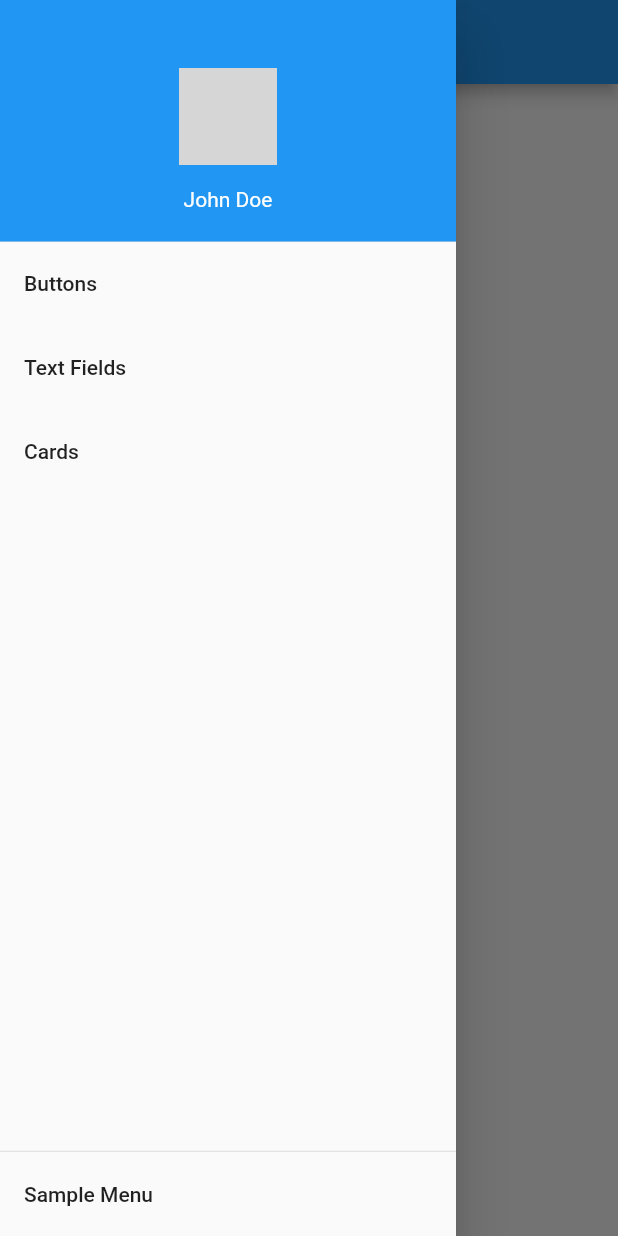
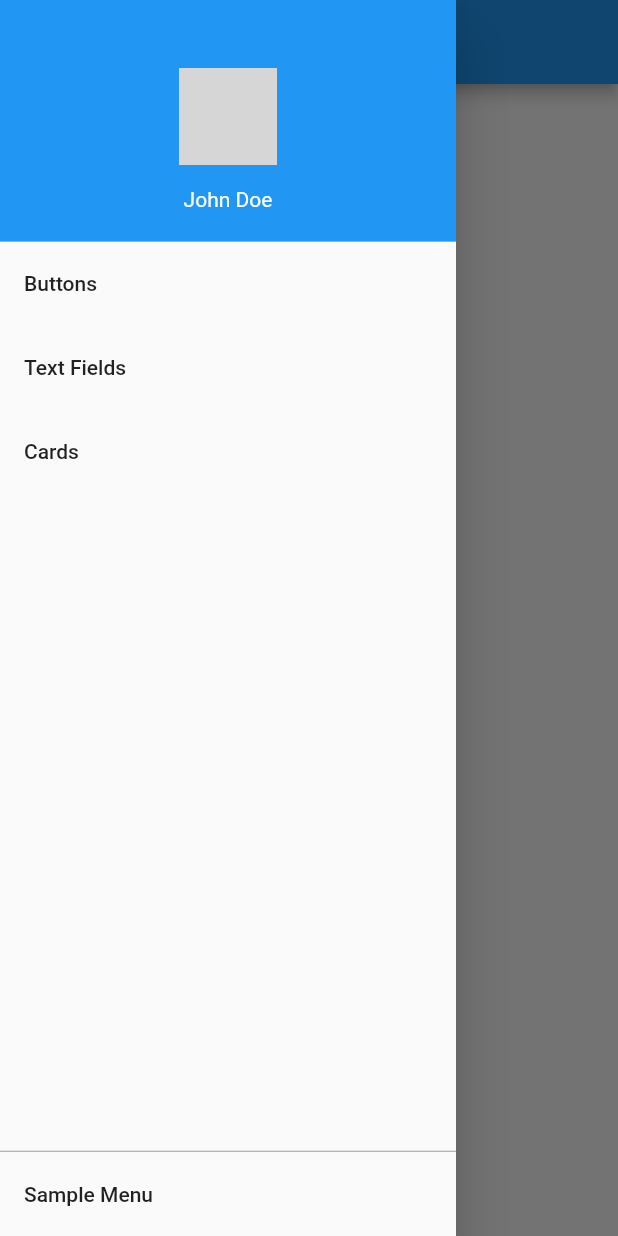
Before and after one commit to thebreweryapp/flutter-widgets, a Flutter app: the screen it shows after launch, with the side drawer open, on a phone screen of 412 x 824 dp. Run offline on Flutter 3.47's test engine with Material 2 defaults, Android fonts, the phone set to English and light mode, and no system bars; network calls fail; grey boxes are pictures that could not be loaded.

Commit message:
Added config for drawer footer

```diff
--- a/lib/src/widgets/brewery_drawer.dart
+++ b/lib/src/widgets/brewery_drawer.dart
@@ -9,6 +9,13 @@ class BreweryDrawer extends StatelessWidget {
 
   final String semanticLabel;
 
+  final Color dividerColor;
+
+  /// Determins if the footer widget is trailing with the list items
+  /// or sticky at the bottom of the drawer.
+  ///
+  final bool stickyFooter;
+
   const BreweryDrawer({
     Key key,
     this.elevation = 16.0,
@@ -16,6 +23,8 @@ class BreweryDrawer extends StatelessWidget {
     this.drawerItems,
     this.drawerFooter,
     this.semanticLabel,
+    this.stickyFooter = true,
+    this.dividerColor = Colors.grey,
   })  : assert(elevation != null && elevation >= 0.0),
         super(key: key);
 
@@ -35,26 +44,56 @@ class BreweryDrawer extends StatelessWidget {
     return Drawer(
       child: new Column(
         mainAxisSize: MainAxisSize.max,
-        children: <Widget>[
-          new Expanded(
+        children: _createDrawerItems(),
+      ),
+    );
+  }
+
+  List<Widget> _createDrawerItems() {
+    var tempDrawerItems = <Widget>[];
+
+    if (shouldShowFooter()) {
+      if (stickyFooter) {
+        tempDrawerItems.add(Expanded(
           child: ListView(
             children: createDrawerListItems(),
           ),
-          ),
-          if (shouldShowFooter())
-            new Column(
+        ));
+        tempDrawerItems.add(new Column(
           children: <Widget>[
             Divider(
               height: 1,
+              color: dividerColor,
             ),
             new Align(
               alignment: Alignment.bottomCenter,
               child: drawerFooter,
             ),
           ],
-            )
-        ],
+        ));
+      } else {
+        var drawerListItems = <Widget>[];
+
+        drawerListItems.add(drawerHeader);
+        drawerListItems.addAll(drawerItems);
+        drawerListItems.add(Divider(
+          height: 1,
+        ));
+        drawerListItems.add(drawerFooter);
+
+        tempDrawerItems.add(Expanded(
+            child: ListView(
+          children: drawerListItems,
+        )));
+      }
+    } else {
+      tempDrawerItems.add(Expanded(
+        child: ListView(
+          children: createDrawerListItems(),
         ),
-    );
+      ));
+    }
+
+    return tempDrawerItems;
   }
 }
```
Lines whose indentation alone changed are shown as unchanged.
